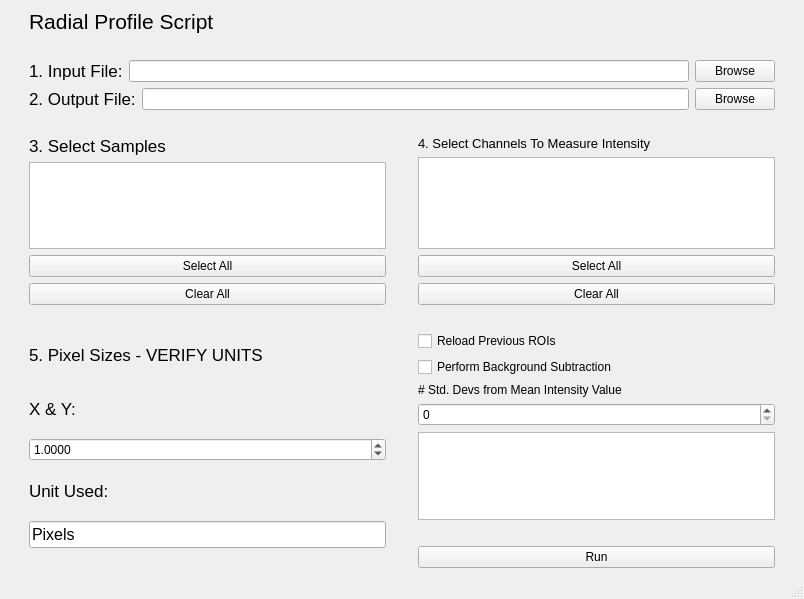
The window that radialUI.ui (HarrisonWismer/RadialProfile) describes before a commit, drawn with Qt 5.
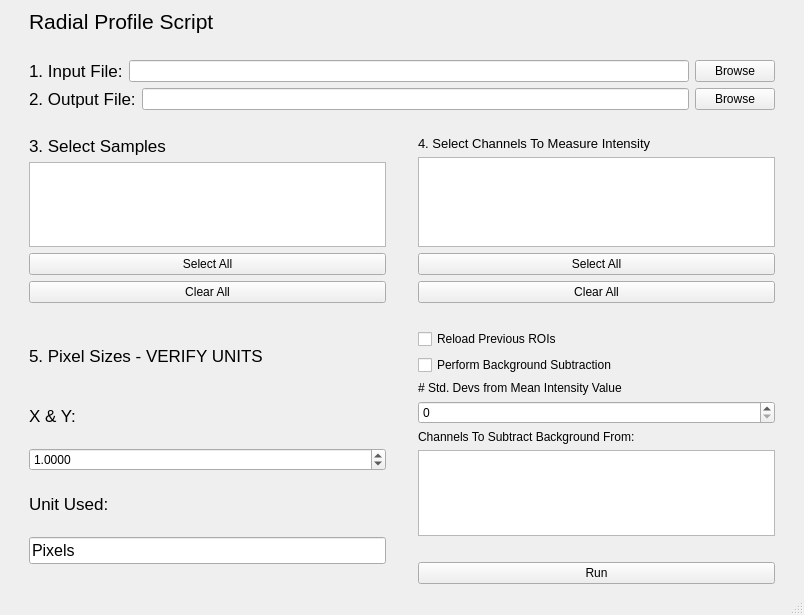
The same window after the commit.

Commit message: Added Channel Selection For Background Subtraction

Diff of the .ui file:
```diff
--- a/radialUI.ui
+++ b/radialUI.ui
@@ -7,7 +7,7 @@
     <x>0</x>
     <y>0</y>
     <width>804</width>
-    <height>599</height>
+    <height>615</height>
    </rect>
   </property>
   <property name="windowTitle">
@@ -360,7 +360,18 @@
        </widget>
       </item>
       <item>
-       <widget class="QListView" name="backSubChannels"/>
+       <widget class="QLabel" name="label_9">
+        <property name="text">
+         <string>Channels To Subtract Background From:</string>
+        </property>
+       </widget>
+      </item>
+      <item>
+       <widget class="QListWidget" name="backSubChannels">
+        <property name="selectionMode">
+         <enum>QAbstractItemView::MultiSelection</enum>
+        </property>
+       </widget>
       </item>
       <item>
        <spacer name="horizontalSpacer_6">
```
The commit also changes 2 other files.
